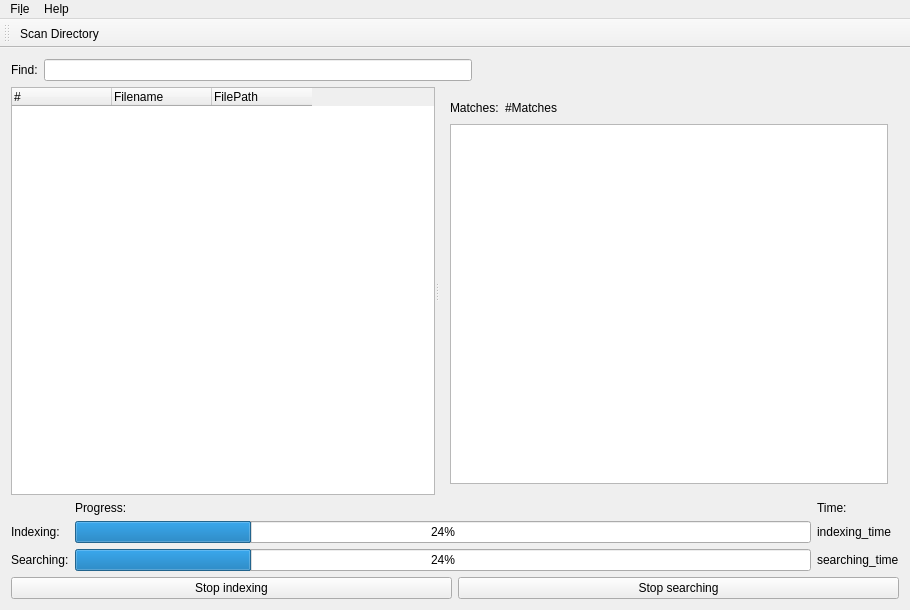
turing228/trigram_grep, file mainwindow.ui: the form before one commit.
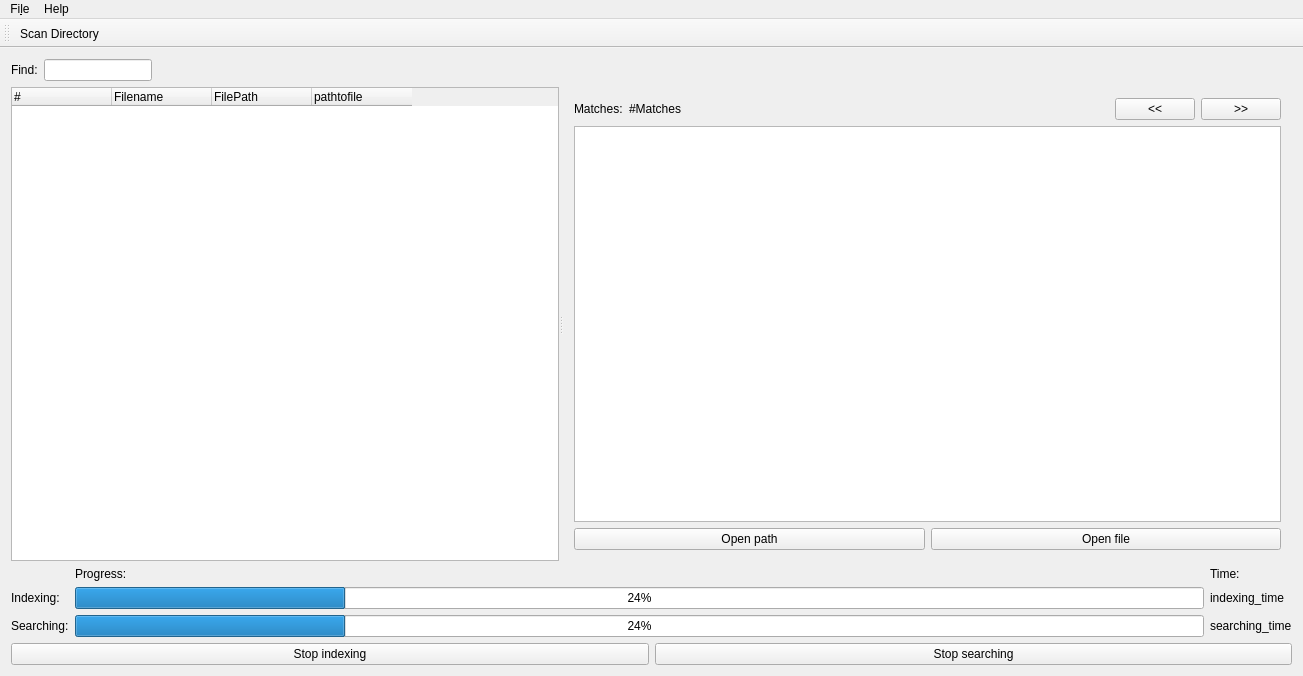
The form after the commit.

```diff
--- a/mainwindow.ui
+++ b/mainwindow.ui
@@ -6,16 +6,16 @@
    <rect>
     <x>0</x>
     <y>0</y>
-       <width>910</width>
-       <height>610</height>
+       <width>1303</width>
+       <height>676</height>
    </rect>
   </property>
   <property name="windowTitle">
    <string>MainWindow</string>
   </property>
   <widget class="QWidget" name="centralWidget">
-      <layout class="QGridLayout" name="gridLayout_2">
-          <item row="0" column="0">
+      <layout class="QVBoxLayout" name="verticalLayout_2">
+          <item>
               <layout class="QHBoxLayout" name="horizontalLayout_3">
                   <item>
                       <widget class="QLabel" name="label_find">
@@ -33,7 +33,7 @@
                   <item>
                       <widget class="QLineEdit" name="lineEdit_string">
                           <property name="sizePolicy">
-                              <sizepolicy hsizetype="Expanding" vsizetype="Fixed">
+                              <sizepolicy hsizetype="Fixed" vsizetype="Fixed">
                                   <horstretch>0</horstretch>
                                   <verstretch>0</verstretch>
                               </sizepolicy>
@@ -45,6 +45,9 @@
                           <property name="orientation">
                               <enum>Qt::Horizontal</enum>
                           </property>
+                          <property name="sizeType">
+                              <enum>QSizePolicy::Expanding</enum>
+                          </property>
                           <property name="sizeHint" stdset="0">
                               <size>
                                   <width>40</width>
@@ -55,7 +58,7 @@
                   </item>
               </layout>
           </item>
-          <item row="1" column="0">
+          <item>
               <widget class="QSplitter" name="splitter">
                   <property name="sizePolicy">
                       <sizepolicy hsizetype="Expanding" vsizetype="Expanding">
@@ -63,12 +66,6 @@
                           <verstretch>0</verstretch>
                       </sizepolicy>
                   </property>
-                  <property name="maximumSize">
-                      <size>
-                          <width>16777215</width>
-                          <height>16777215</height>
-                      </size>
-                  </property>
                   <property name="orientation">
                       <enum>Qt::Horizontal</enum>
                   </property>
@@ -100,6 +97,11 @@
                               <string>FilePath</string>
                           </property>
                       </column>
+                      <column>
+                          <property name="text">
+                              <string>pathtofile</string>
+                          </property>
+                      </column>
                   </widget>
                   <widget class="QWidget" name="">
                       <layout class="QVBoxLayout" name="verticalLayout">
@@ -132,23 +134,48 @@
                                           </property>
                                       </spacer>
                                   </item>
+                                  <item>
+                                      <widget class="QPushButton" name="pushButton_previous">
+                                          <property name="text">
+                                              <string>&lt;&lt;</string>
+                                          </property>
+                                      </widget>
+                                  </item>
+                                  <item>
+                                      <widget class="QPushButton" name="pushButton_next">
+                                          <property name="text">
+                                              <string>&gt;&gt;</string>
+                                          </property>
+                                      </widget>
+                                  </item>
                               </layout>
                           </item>
                           <item>
-                              <widget class="QListWidget" name="listWidget">
-                                  <property name="sizePolicy">
-                                      <sizepolicy hsizetype="Expanding" vsizetype="Expanding">
-                                          <horstretch>0</horstretch>
-                                          <verstretch>0</verstretch>
-                                      </sizepolicy>
-                                  </property>
-                              </widget>
+                              <widget class="QTextEdit" name="textEdit"/>
+                          </item>
+                          <item>
+                              <layout class="QHBoxLayout" name="horizontalLayout_4">
+                                  <item>
+                                      <widget class="QPushButton" name="pushButton_open_path">
+                                          <property name="text">
+                                              <string>Open path</string>
+                                          </property>
+                                      </widget>
+                                  </item>
+                                  <item>
+                                      <widget class="QPushButton" name="pushButton_open_file">
+                                          <property name="text">
+                                              <string>Open file</string>
+                                          </property>
+                                      </widget>
+                                  </item>
+                              </layout>
                           </item>
                       </layout>
                   </widget>
               </widget>
           </item>
-          <item row="2" column="0">
+          <item>
               <layout class="QGridLayout" name="gridLayout">
                   <item row="2" column="1">
                       <widget class="QProgressBar" name="progressBar_searching">
@@ -208,7 +235,7 @@
                   </item>
               </layout>
           </item>
-          <item row="3" column="0">
+          <item>
               <layout class="QHBoxLayout" name="horizontalLayout">
                   <item>
                       <widget class="QPushButton" name="pushButton_stop_indexing">
@@ -233,7 +260,7 @@
     <rect>
      <x>0</x>
      <y>0</y>
-        <width>910</width>
+        <width>1303</width>
         <height>25</height>
     </rect>
    </property>
```
